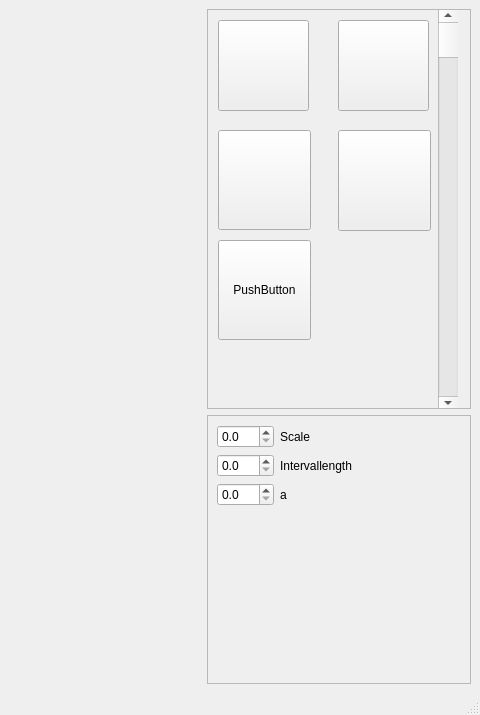
Qt form mainwindow.ui (dimo4ka1/project_dorogi) before a commit; both pictures show x 758 to 1238 and y 0 to 715 of the 1238 by 715 pixel window.
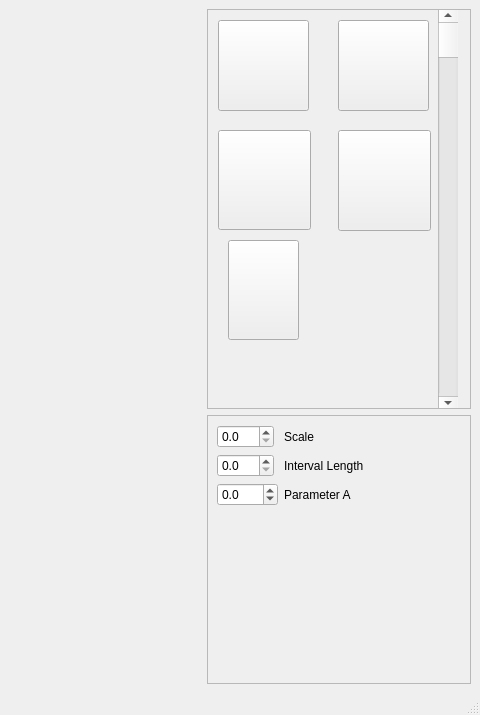
The same form after that commit. Icons and pictures are not drawn. Custom widgets are drawn as their Qt base class.

```diff
--- a/mainwindow.ui
+++ b/mainwindow.ui
@@ -63,7 +63,7 @@
             <rect>
              <x>0</x>
              <y>0</y>
-             <width>248</width>
+             <width>258</width>
              <height>398</height>
             </rect>
            </property>
@@ -202,14 +202,24 @@
            <widget class="QPushButton" name="hyperbolicSpiral">
             <property name="geometry">
              <rect>
-              <x>10</x>
+              <x>20</x>
               <y>230</y>
-              <width>93</width>
+              <width>71</width>
               <height>100</height>
              </rect>
             </property>
             <property name="text">
-             <string>PushButton</string>
+             <string/>
+            </property>
+            <property name="icon">
+             <iconset resource="resources.qrc">
+              <normaloff>:/img/picture/hyperbolicSpiral.png</normaloff>:/img/picture/hyperbolicSpiral.png</iconset>
+            </property>
+            <property name="iconSize">
+             <size>
+              <width>90</width>
+              <height>100</height>
+             </size>
             </property>
            </widget>
           </widget>
@@ -237,8 +247,8 @@
             <rect>
              <x>0</x>
              <y>0</y>
-             <width>248</width>
-             <height>226</height>
+             <width>258</width>
+             <height>234</height>
             </rect>
            </property>
            <layout class="QFormLayout" name="formLayout">
@@ -287,7 +297,7 @@
             <item row="1" column="1">
              <widget class="QLabel" name="label">
               <property name="text">
-               <string>Intervallength</string>
+               <string>Interval Length</string>
               </property>
              </widget>
             </item>
@@ -296,12 +306,18 @@
               <property name="decimals">
                <number>1</number>
               </property>
+              <property name="minimum">
+               <double>-100.000000000000000</double>
+              </property>
+              <property name="singleStep">
+               <double>1.000000000000000</double>
+              </property>
              </widget>
             </item>
             <item row="2" column="1">
              <widget class="QLabel" name="label_2">
               <property name="text">
-               <string>a</string>
+               <string>Parameter A</string>
               </property>
              </widget>
             </item>
```
Left out of the diff: 4 changed lines with no effect on the pictures.
